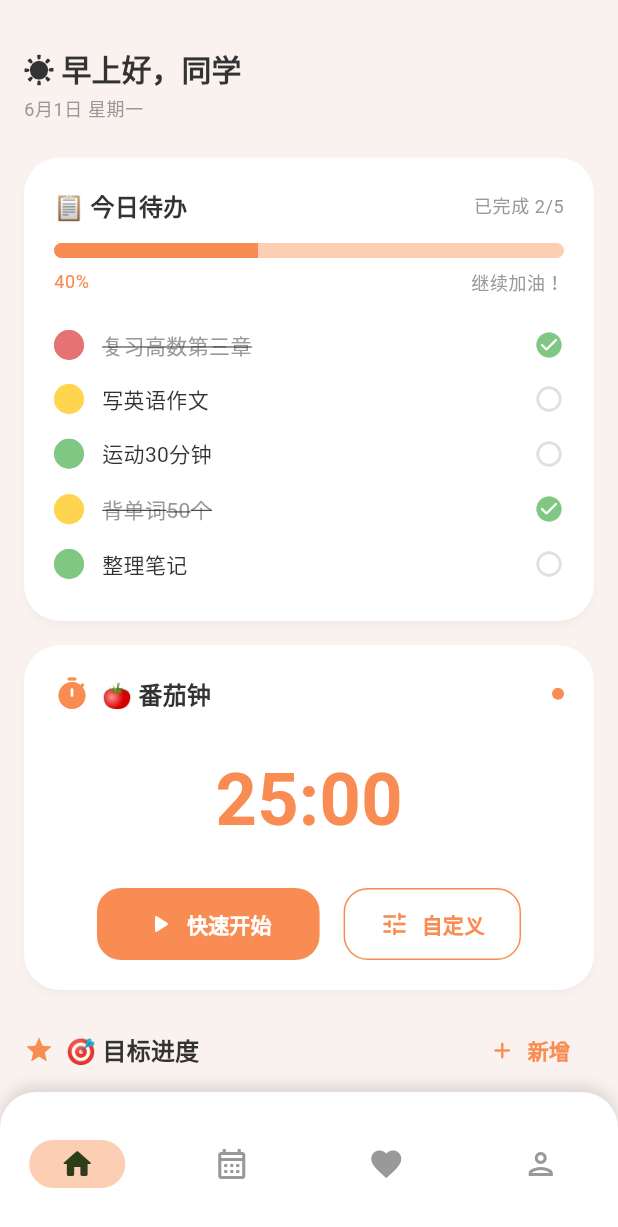
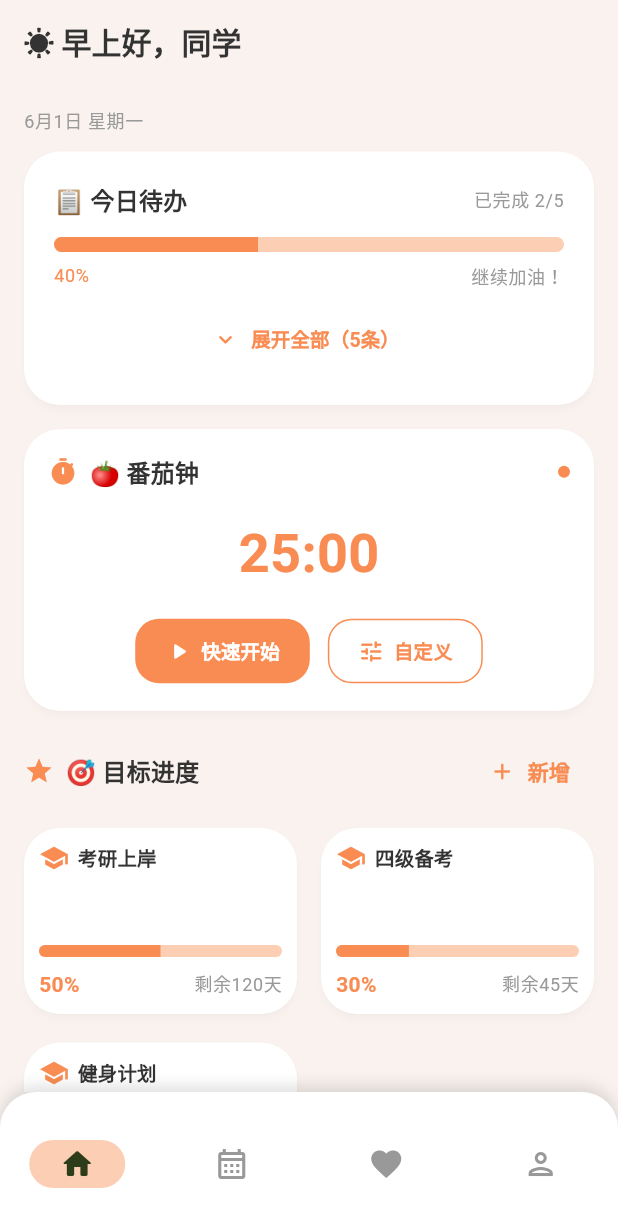
Before and after one commit to cheng-gui-lin/smart_assistant_app, a Flutter app: the screen it shows after launch, on a phone screen of 412 x 824 dp. Shown: the top 1227 px of the screen. Run offline on Flutter 3.47's test engine with Material 3 defaults, Android fonts, the phone set to English and light mode, and no system bars; our stand-ins replace flutter_local_notifications, hive_flutter, image_picker, shared_preferences; accounts and stored records are empty; Roboto replaces fonts that are missing (SF Mono).

Commit message:
页面修复

```diff
--- a/flutter_harmonyos/lib/pages/home/home_page.dart
+++ b/flutter_harmonyos/lib/pages/home/home_page.dart
@@ -15,6 +15,8 @@ class HomePage extends StatefulWidget {
 }
 
 class _HomePageState extends State<HomePage> {
+  bool _showAllTodos = false;
+
   @override
   void initState() {
     super.initState();
@@ -103,22 +105,27 @@ class _HomePageState extends State<HomePage> {
     final progress = totalTodos > 0 ? completedTodos / totalTodos : 0.0;
 
     return Scaffold(
-      body: SingleChildScrollView(
-        padding: const EdgeInsets.all(16),
-        child: Column(
-          crossAxisAlignment: CrossAxisAlignment.start,
-          children: [
-            const SizedBox(height: 16),
-            Text(
+      body: CustomScrollView(
+        slivers: [
+          SliverAppBar(
+            pinned: true,
+            title: Text(
               '$greeting，${userProvider.profile.nickname}',
               style: theme.textTheme.headlineSmall
                   ?.copyWith(fontWeight: FontWeight.bold),
             ),
-            const SizedBox(height: 4),
+            backgroundColor: theme.scaffoldBackgroundColor,
+            elevation: 0,
+            scrolledUnderElevation: 1,
+          ),
+          SliverPadding(
+            padding: const EdgeInsets.all(16),
+            sliver: SliverList(
+              delegate: SliverChildListDelegate([
                 Text(dateStr,
                     style: theme.textTheme.bodySmall
                         ?.copyWith(color: const Color(0xFF999999))),
-            const SizedBox(height: 24),
+                const SizedBox(height: 12),
                 Card(
                   margin: const EdgeInsets.only(bottom: 16),
                   elevation: 2,
@@ -160,30 +167,56 @@ class _HomePageState extends State<HomePage> {
                                     ?.copyWith(color: const Color(0xFF999999))),
                           ],
                         ),
-                    const SizedBox(height: 16),
-                    Column(
-                      children: todayTodos
-                          .take(5)
-                          .map((todo) => GestureDetector(
+                        if (totalTodos > 0) ...[
+                          const SizedBox(height: 10),
+                          Center(
+                            child: TextButton.icon(
+                              onPressed: () {
+                                setState(() {
+                                  _showAllTodos = !_showAllTodos;
+                                });
+                              },
+                              icon: Icon(
+                                _showAllTodos
+                                    ? Icons.expand_less_rounded
+                                    : Icons.expand_more_rounded,
+                                size: 18,
+                              ),
+                              label: Text(
+                                _showAllTodos ? '收起' : '展开全部（$totalTodos条）',
+                                style: const TextStyle(fontSize: 13),
+                              ),
+                              style: TextButton.styleFrom(
+                                foregroundColor: const Color(0xFFF98C53),
+                              ),
+                            ),
+                          ),
+                        ],
+                        if (_showAllTodos && totalTodos > 0)
+                          ...todayTodos.map((todo) => GestureDetector(
                                 onTap: () {
                                   todoProvider.toggleTodo(todo.id);
                                 },
                                 child: Padding(
                                   padding:
-                                      const EdgeInsets.symmetric(vertical: 8),
+                                      const EdgeInsets.symmetric(vertical: 5),
                                   child: Row(
                                     children: [
-                                      Container(
+                                      GestureDetector(
+                                        onTap: () {
+                                          todoProvider.deleteTodo(todo.id);
+                                        },
+                                        child: Container(
                                           width: 20,
                                           height: 20,
                                           decoration: BoxDecoration(
-                                          color: _priorityColor(todo.priority),
+                                            color: _priorityColor(
+                                                todo.priority),
                                             shape: BoxShape.circle,
-                                          border: Border.all(
-                                            color: _priorityColor(todo.priority)
-                                                .withAlpha(180),
-                                            width: 3,
                                           ),
+                                          child: const Icon(Icons.remove,
+                                              size: 14,
+                                              color: Colors.white),
                                         ),
                                       ),
                                       const SizedBox(width: 12),
@@ -214,9 +247,7 @@ class _HomePageState extends State<HomePage> {
                                     ],
                                   ),
                                 ),
-                              ))
-                          .toList(),
-                    ),
+                              )),
                       ],
                     ),
                   ),
@@ -225,13 +256,13 @@ class _HomePageState extends State<HomePage> {
                   margin: const EdgeInsets.only(bottom: 16),
                   elevation: 2,
                   child: Padding(
-                padding: const EdgeInsets.all(20),
+                    padding: const EdgeInsets.all(16),
                     child: Column(
                       children: [
                         Row(
                           children: [
                             const Icon(Icons.timer_rounded,
-                            size: 24, color: Color(0xFFF98C53)),
+                                size: 20, color: Color(0xFFF98C53)),
                             const SizedBox(width: 8),
                             Text('🍅 番茄钟', style: theme.textTheme.titleMedium),
                             const Spacer(),
@@ -245,19 +276,19 @@ class _HomePageState extends State<HomePage> {
                             ),
                           ],
                         ),
-                    const SizedBox(height: 24),
+                        const SizedBox(height: 16),
                         Center(
                           child: Text(
                             '25:00',
-                        style: TextStyle(
-                          fontSize: 48,
+                            style: const TextStyle(
+                              fontSize: 36,
                               fontWeight: FontWeight.bold,
-                          color: const Color(0xFFF98C53),
+                              color: Color(0xFFF98C53),
                               fontFamily: 'SF Mono',
                             ),
                           ),
                         ),
-                    const SizedBox(height: 24),
+                        const SizedBox(height: 16),
                         Row(
                           mainAxisAlignment: MainAxisAlignment.center,
                           children: [
@@ -273,37 +304,41 @@ class _HomePageState extends State<HomePage> {
                                   borderRadius: BorderRadius.circular(16),
                                 ),
                                 padding: const EdgeInsets.symmetric(
-                                horizontal: 32, vertical: 14),
+                                    horizontal: 20, vertical: 12),
                                 elevation: 0,
                               ),
                               child: const Row(
+                                mainAxisSize: MainAxisSize.min,
                                 children: [
-                              Icon(Icons.play_arrow_rounded, size: 20),
-                              SizedBox(width: 8),
+                                  Icon(Icons.play_arrow_rounded,
+                                      size: 18, color: Colors.white),
+                                  SizedBox(width: 6),
                                   Text('快速开始',
                                       style: TextStyle(
-                                      fontSize: 14,
+                                          fontSize: 13,
                                           fontWeight: FontWeight.bold)),
                                 ],
                               ),
                             ),
-                        const SizedBox(width: 16),
+                            const SizedBox(width: 12),
                             OutlinedButton(
                               onPressed: _showCustomTimerDialog,
                               style: OutlinedButton.styleFrom(
-                            side: const BorderSide(color: Color(0xFFF98C53)),
+                                side:
+                                    const BorderSide(color: Color(0xFFF98C53)),
                                 foregroundColor: const Color(0xFFF98C53),
                                 shape: RoundedRectangleBorder(
                                   borderRadius: BorderRadius.circular(16),
                                 ),
                                 padding: const EdgeInsets.symmetric(
-                                horizontal: 24, vertical: 14),
+                                    horizontal: 20, vertical: 12),
                               ),
                               child: const Row(
+                                mainAxisSize: MainAxisSize.min,
                                 children: [
-                              Icon(Icons.tune_rounded, size: 20),
-                              SizedBox(width: 8),
-                              Text('自定义', style: TextStyle(fontSize: 14)),
+                                  Icon(Icons.tune_rounded, size: 18),
+                                  SizedBox(width: 6),
+                                  Text('自定义', style: TextStyle(fontSize: 13)),
                                 ],
                               ),
                             ),
@@ -331,7 +366,7 @@ class _HomePageState extends State<HomePage> {
                     ),
                   ],
                 ),
-            const SizedBox(height: 12),
+                const SizedBox(height: 6),
                 LayoutBuilder(
                   builder: (context, constraints) {
                     final width = constraints.maxWidth;
@@ -349,7 +384,7 @@ class _HomePageState extends State<HomePage> {
                       gridDelegate: SliverGridDelegateWithFixedCrossAxisCount(
                         crossAxisCount: crossAxisCount,
                         crossAxisSpacing: 16,
-                    mainAxisSpacing: 16,
+                        mainAxisSpacing: 3,
                         childAspectRatio: 1.3,
                       ),
                       itemCount: goalProvider.goals.length,
@@ -363,14 +398,15 @@ class _HomePageState extends State<HomePage> {
                           child: Card(
                             elevation: 2,
                             child: Padding(
-                          padding: const EdgeInsets.all(16),
+                              padding: const EdgeInsets.all(10),
                               child: Column(
                                 crossAxisAlignment: CrossAxisAlignment.start,
                                 children: [
                                   Row(
                                     children: [
                                       Icon(Icons.school,
-                                      size: 20, color: const Color(0xFFF98C53)),
+                                          size: 20,
+                                          color: const Color(0xFFF98C53)),
                                       const SizedBox(width: 6),
                                       Expanded(
                                         child: Text(
@@ -409,7 +445,8 @@ class _HomePageState extends State<HomePage> {
                                       ),
                                       Text(
                                         '剩余${goal.remainingDays}天',
-                                    style: theme.textTheme.bodySmall?.copyWith(
+                                        style: theme.textTheme.bodySmall
+                                            ?.copyWith(
                                                 color: const Color(0xFF999999)),
                                       ),
                                     ],
@@ -423,9 +460,11 @@ class _HomePageState extends State<HomePage> {
                     );
                   },
                 ),
-            const SizedBox(height: 32),
+                const SizedBox(height: 10),
+              ]),
+            ),
+          ),
         ],
-        ),
       ),
     );
   }
--- a/flutter_harmonyos/lib/providers/todo_provider.dart
+++ b/flutter_harmonyos/lib/providers/todo_provider.dart
@@ -80,11 +80,20 @@ class TodoProvider extends ChangeNotifier {
   }
 
   List<Todo> getTodosForDate(DateTime date) {
-    return _todos.where((t) {
+    final result = _todos.where((t) {
       return t.date.year == date.year &&
           t.date.month == date.month &&
           t.date.day == date.day;
     }).toList();
+    result.sort((a, b) {
+      if (a.priority != b.priority) return b.priority.compareTo(a.priority);
+      final aMinutes =
+          a.time != null ? a.time!.hour * 60 + a.time!.minute : 1440;
+      final bMinutes =
+          b.time != null ? b.time!.hour * 60 + b.time!.minute : 1440;
+      return aMinutes.compareTo(bMinutes);
+    });
+    return result;
   }
 
   int get completedCount =>
```
Also changed, not shown: flutter_harmonyos/lib/pages/calendar/calendar_page.dart (+26 -15 lines), flutter_harmonyos/lib/pages/calendar/goal_detail_page.dart (+6 -6 lines), flutter_harmonyos/lib/pages/calendar/todo_form_page.dart (+38 -4 lines), flutter_harmonyos/lib/pages/life/life_page.dart (+10 -10 lines), flutter_harmonyos/lib/pages/pomodoro/pomodoro_page.dart (+11 -9 lines), flutter_harmonyos/lib/pages/profile/usage_stats_page.dart (+29 -36 lines), 20 other files. Lines whose indentation alone changed are shown as unchanged.
